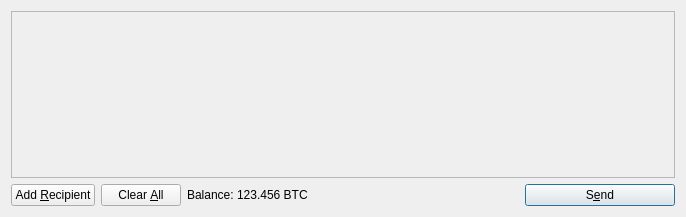
First picture: the form in qcoin/src/qt/forms/sendcoinsdialog.ui, repository wonabru/Q, before the edit.
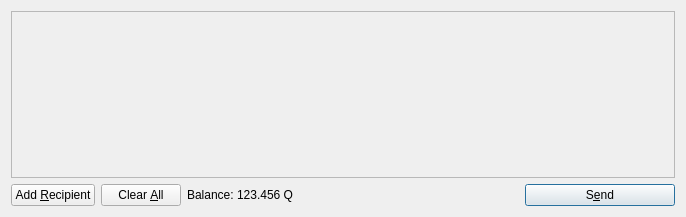
Second picture: the form after the edit. Icons and pictures are not drawn.

What changed in the file:
```diff
--- a/qcoin/src/qt/forms/sendcoinsdialog.ui
+++ b/qcoin/src/qt/forms/sendcoinsdialog.ui
@@ -119,7 +119,7 @@
           <cursorShape>IBeamCursor</cursorShape>
          </property>
          <property name="text">
-          <string>123.456 BTC</string>
+          <string>123.456 Q</string>
          </property>
          <property name="textInteractionFlags">
           <set>Qt::LinksAccessibleByMouse|Qt::TextSelectableByKeyboard|Qt::TextSelectableByMouse</set>
```
Left out of the diff: 4 changed lines with no effect on the pictures.
